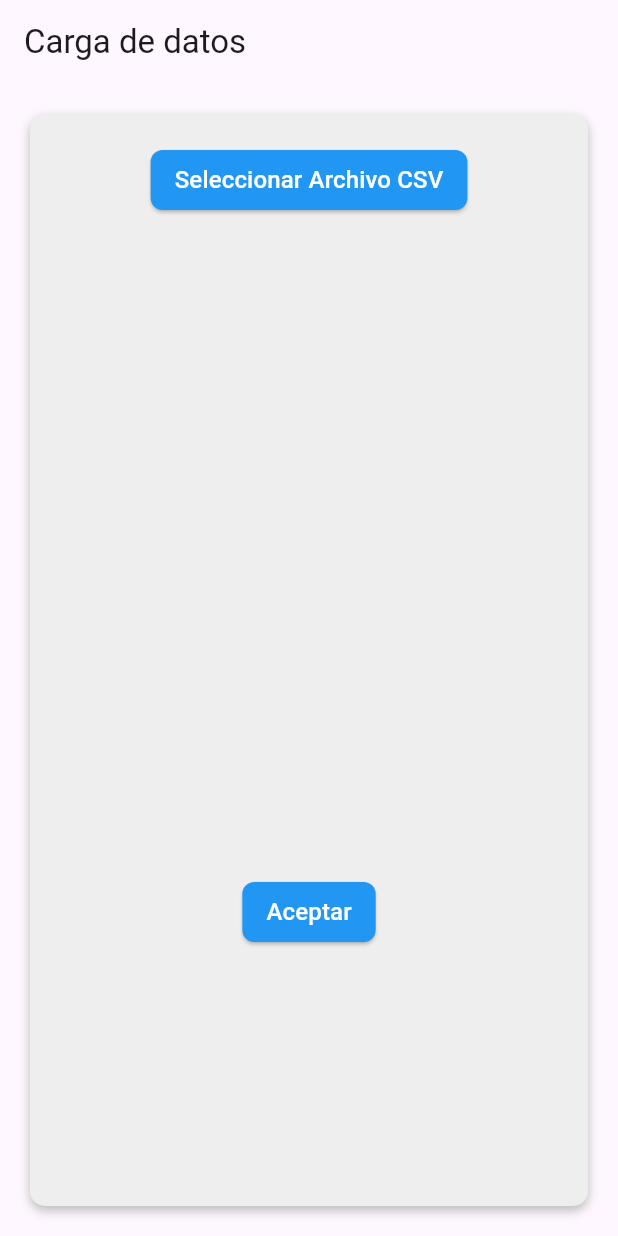
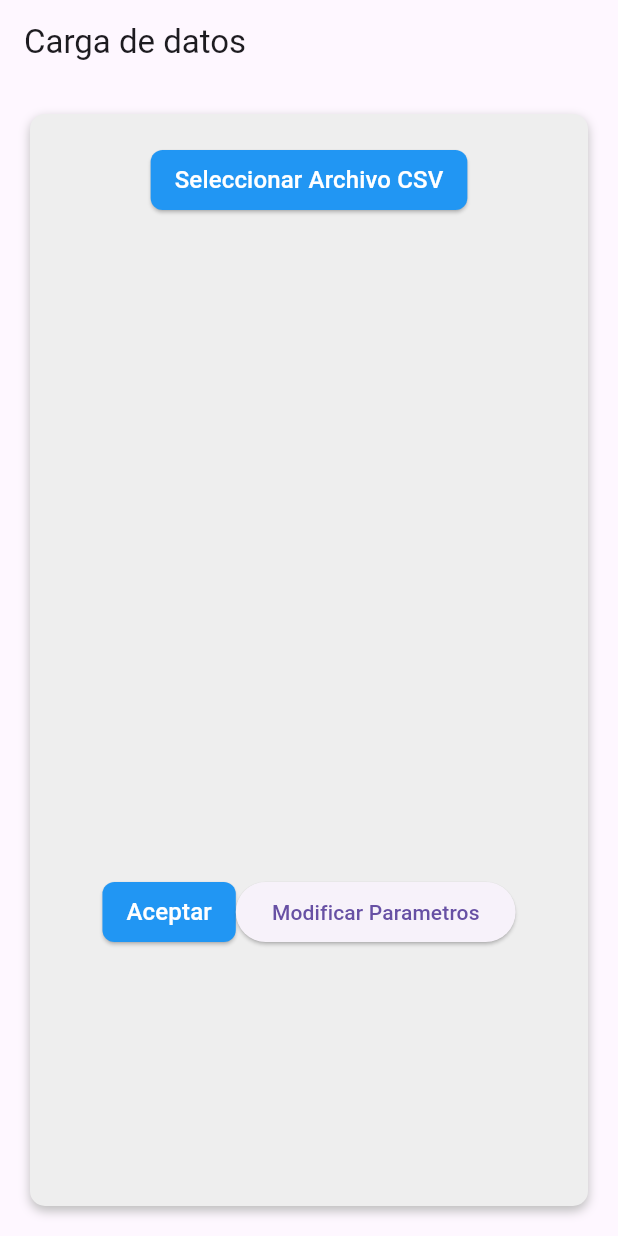
Before and after one commit to camilaezama/TF_SOM, a Flutter app: the screen it shows after launch, on a phone screen of 412 x 824 dp. Run offline on Flutter 3.47's test engine with Material 3 defaults, Android fonts, the phone set to English and light mode, and no system bars; our stand-ins replace csv, file_picker, flutter_svg; missing offline and left inert: hexagon.

Commit message:
Boton de modificar paramentros

```diff
--- a/lib/HomePage.dart
+++ b/lib/HomePage.dart
@@ -12,7 +12,8 @@ class HomePage extends StatefulWidget {
 
 class _HomePageState extends State<HomePage> {
   List<List<dynamic>> csvData = [];
-  String boton = 'Aceptar';
+  String botonAceptar = 'Aceptar';
+  String botonParam = 'Modificar Parametros';
   bool cargando = false;
 
   void _loadCSVData(FilePickerResult result) async {
@@ -150,7 +151,9 @@ class _HomePageState extends State<HomePage> {
               Center(
                 child: Padding(
                   padding: const EdgeInsets.all(20.0),
-                  child: ElevatedButton(
+                  child: Row(mainAxisAlignment: MainAxisAlignment.center,
+                    children: [
+                      ElevatedButton(
                           onPressed: () async {
                             //Navigator.pushNamed(context, '/grillas');
 
@@ -231,7 +234,7 @@ class _HomePageState extends State<HomePage> {
                               print('Error: $e');
                               setState(() {
                                 cargando = false;
-                            boton = "Aceptar.";
+                                botonAceptar = "Aceptar.";
                               });
                             }
                           },
@@ -246,9 +249,13 @@ class _HomePageState extends State<HomePage> {
                           child: cargando
                               ? CircularProgressIndicator()
                               : Text(
-                              boton,
+                                  botonAceptar,
                                   style: TextStyle(fontSize: 16),
                                 )),
+                                ElevatedButton(onPressed: () {}, child: Text(botonParam)
+                                )
+                    ],
+                  ),
                 ),
               ),
             ],
```
Lines whose indentation alone changed are shown as unchanged.
